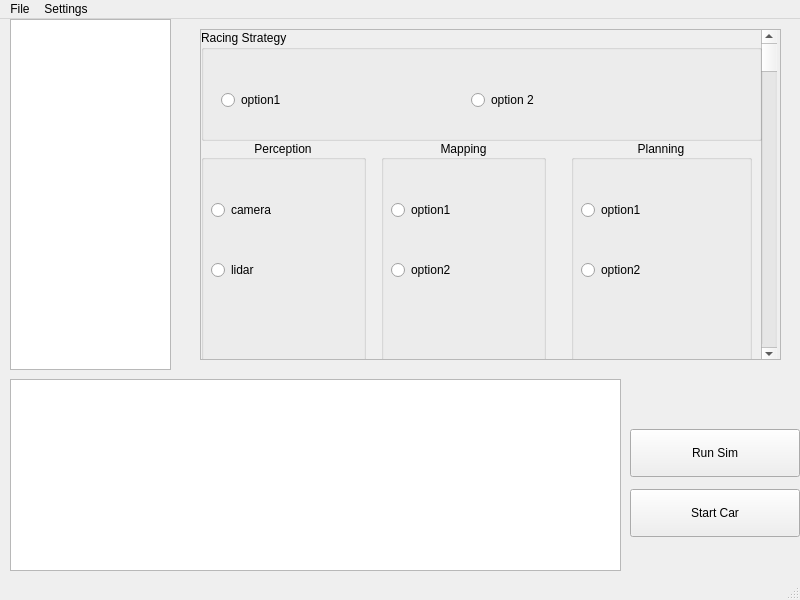
Before: the Qt Designer form CodeBase/MainWindowTest1.ui in jaw566/Capstone, drawn with Qt 5.
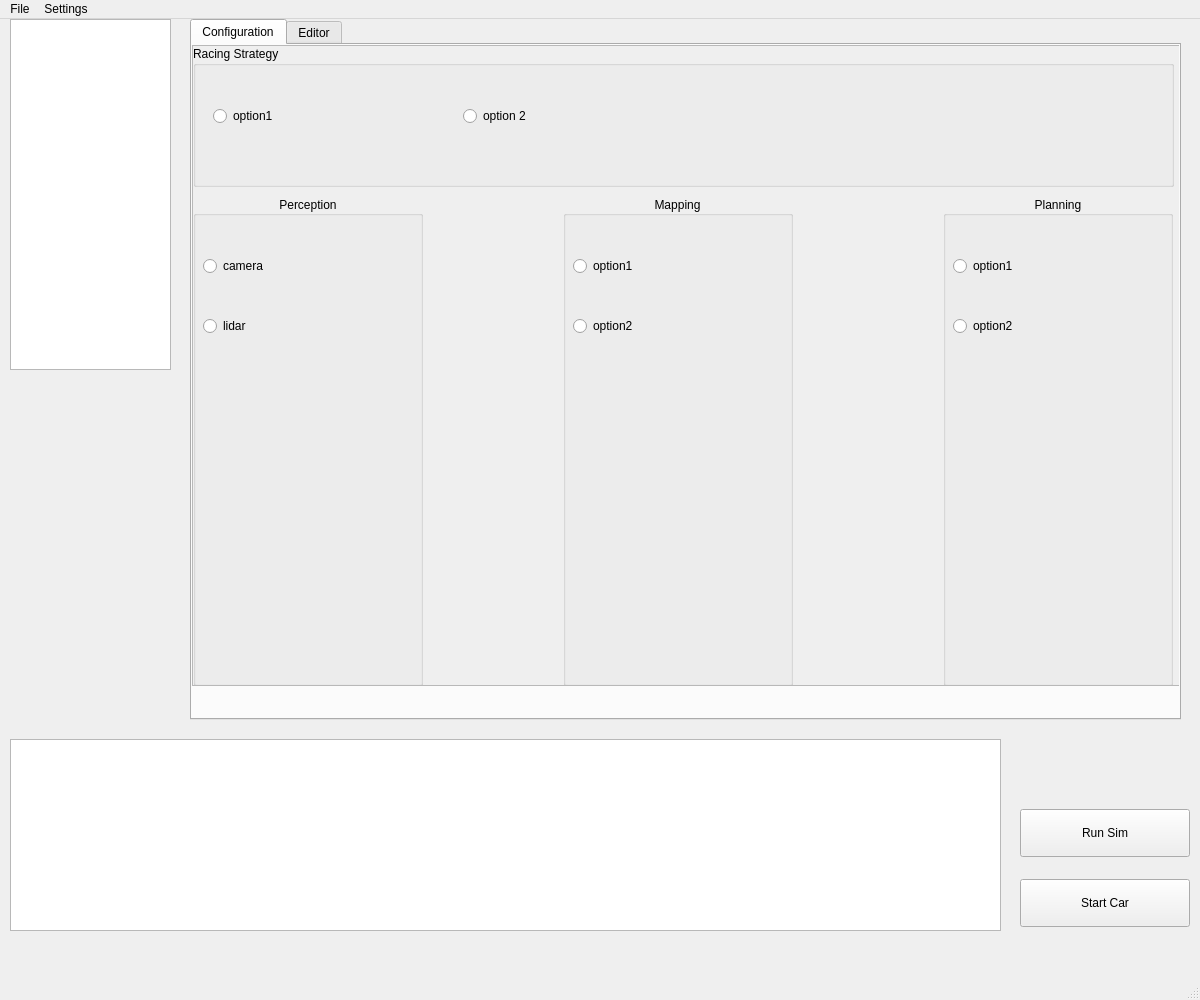
After: the same form once the commit is applied.

Commit message: We no longer use a python environments as access files outside of the environment introduced unnecessary complexities. I have cleaned up all of the test files as well as the UI files including tabs for the editor and config windows. The base.py is the foundation for protype1.

```diff
--- a/CodeBase/MainWindowTest1.ui
+++ b/CodeBase/MainWindowTest1.ui
@@ -6,8 +6,8 @@
    <rect>
     <x>0</x>
     <y>0</y>
-    <width>800</width>
-    <height>600</height>
+    <width>1200</width>
+    <height>1000</height>
    </rect>
   </property>
   <property name="windowTitle">
@@ -27,8 +27,8 @@
    <widget class="QPushButton" name="StartCarBttn">
     <property name="geometry">
      <rect>
-      <x>630</x>
-      <y>470</y>
+      <x>1020</x>
+      <y>860</y>
       <width>170</width>
       <height>48</height>
      </rect>
@@ -40,8 +40,8 @@
    <widget class="QPushButton" name="runSimBttn">
     <property name="geometry">
      <rect>
-      <x>630</x>
-      <y>410</y>
+      <x>1020</x>
+      <y>790</y>
       <width>170</width>
       <height>48</height>
      </rect>
@@ -54,19 +54,35 @@
     <property name="geometry">
      <rect>
       <x>10</x>
-      <y>360</y>
-      <width>611</width>
+      <y>720</y>
+      <width>991</width>
       <height>192</height>
      </rect>
     </property>
    </widget>
+   <widget class="QTabWidget" name="tabWidget">
+    <property name="geometry">
+     <rect>
+      <x>190</x>
+      <y>0</y>
+      <width>991</width>
+      <height>701</height>
+     </rect>
+    </property>
+    <property name="currentIndex">
+     <number>0</number>
+    </property>
+    <widget class="QWidget" name="ConfigTab">
+     <attribute name="title">
+      <string>Configuration</string>
+     </attribute>
    <widget class="QScrollArea" name="scrollArea">
     <property name="geometry">
      <rect>
-      <x>200</x>
-      <y>10</y>
-      <width>581</width>
-      <height>331</height>
+        <x>0</x>
+        <y>0</y>
+        <width>991</width>
+        <height>641</height>
      </rect>
     </property>
     <property name="widgetResizable">
@@ -77,30 +93,17 @@
       <rect>
        <x>0</x>
        <y>0</y>
-       <width>579</width>
-       <height>329</height>
-      </rect>
-     </property>
-     <widget class="QScrollBar" name="verticalScrollBar">
-      <property name="geometry">
-       <rect>
-        <x>560</x>
-        <y>0</y>
-        <width>16</width>
-        <height>331</height>
-       </rect>
-      </property>
-      <property name="orientation">
-       <enum>Qt::Vertical</enum>
-      </property>
-     </widget>
+         <width>989</width>
+         <height>639</height>
+        </rect>
+       </property>
      <widget class="QGroupBox" name="racingStrat">
       <property name="geometry">
        <rect>
         <x>0</x>
         <y>0</y>
-        <width>561</width>
-        <height>111</height>
+          <width>981</width>
+          <height>141</height>
        </rect>
       </property>
       <property name="title">
@@ -133,13 +136,55 @@
        </property>
       </widget>
      </widget>
+       <widget class="QGroupBox" name="mappingBox">
+        <property name="geometry">
+         <rect>
+          <x>370</x>
+          <y>150</y>
+          <width>230</width>
+          <height>490</height>
+         </rect>
+        </property>
+        <property name="title">
+         <string>Mapping</string>
+        </property>
+        <property name="alignment">
+         <set>Qt::AlignCenter</set>
+        </property>
+        <widget class="QRadioButton" name="radioButton_11">
+         <property name="geometry">
+          <rect>
+           <x>10</x>
+           <y>50</y>
+           <width>212</width>
+           <height>40</height>
+          </rect>
+         </property>
+         <property name="text">
+          <string>option1</string>
+         </property>
+        </widget>
+        <widget class="QRadioButton" name="radioButton_12">
+         <property name="geometry">
+          <rect>
+           <x>10</x>
+           <y>110</y>
+           <width>212</width>
+           <height>40</height>
+          </rect>
+         </property>
+         <property name="text">
+          <string>option2</string>
+         </property>
+        </widget>
+       </widget>
      <widget class="QGroupBox" name="perceptionBox">
       <property name="geometry">
        <rect>
         <x>0</x>
-        <y>110</y>
-        <width>165</width>
-        <height>221</height>
+          <y>150</y>
+          <width>230</width>
+          <height>490</height>
        </rect>
       </property>
       <property name="title">
@@ -175,55 +220,13 @@
        </property>
       </widget>
      </widget>
-     <widget class="QGroupBox" name="mappingBox">
-      <property name="geometry">
-       <rect>
-        <x>180</x>
-        <y>110</y>
-        <width>165</width>
-        <height>221</height>
-       </rect>
-      </property>
-      <property name="title">
-       <string>Mapping</string>
-      </property>
-      <property name="alignment">
-       <set>Qt::AlignCenter</set>
-      </property>
-      <widget class="QRadioButton" name="radioButton_5">
-       <property name="geometry">
-        <rect>
-         <x>10</x>
-         <y>50</y>
-         <width>212</width>
-         <height>40</height>
-        </rect>
-       </property>
-       <property name="text">
-        <string>option1</string>
-       </property>
-      </widget>
-      <widget class="QRadioButton" name="radioButton_6">
-       <property name="geometry">
-        <rect>
-         <x>10</x>
-         <y>110</y>
-         <width>212</width>
-         <height>40</height>
-        </rect>
-       </property>
-       <property name="text">
-        <string>option2</string>
-       </property>
-      </widget>
-     </widget>
      <widget class="QGroupBox" name="planningBox">
       <property name="geometry">
        <rect>
-        <x>370</x>
-        <y>110</y>
-        <width>181</width>
-        <height>221</height>
+          <x>750</x>
+          <y>150</y>
+          <width>230</width>
+          <height>490</height>
        </rect>
       </property>
       <property name="title">
@@ -257,6 +260,46 @@
        <property name="text">
         <string>option1</string>
        </property>
+        </widget>
+       </widget>
+      </widget>
+     </widget>
+    </widget>
+    <widget class="QWidget" name="EditorTab">
+     <attribute name="title">
+      <string>Editor</string>
+     </attribute>
+     <widget class="QScrollArea" name="scrollArea_2">
+      <property name="geometry">
+       <rect>
+        <x>-3</x>
+        <y>-3</y>
+        <width>991</width>
+        <height>651</height>
+       </rect>
+      </property>
+      <property name="widgetResizable">
+       <bool>true</bool>
+      </property>
+      <widget class="QWidget" name="scrollAreaWidgetContents_2">
+       <property name="geometry">
+        <rect>
+         <x>0</x>
+         <y>0</y>
+         <width>989</width>
+         <height>649</height>
+        </rect>
+       </property>
+       <widget class="QTextBrowser" name="textBrowser">
+        <property name="geometry">
+         <rect>
+          <x>0</x>
+          <y>10</y>
+          <width>991</width>
+          <height>641</height>
+         </rect>
+        </property>
+       </widget>
       </widget>
      </widget>
     </widget>
@@ -267,7 +310,7 @@
     <rect>
      <x>0</x>
      <y>0</y>
-     <width>800</width>
+     <width>1200</width>
      <height>39</height>
     </rect>
    </property>
```
Left out of the diff: 14 changed lines with no effect on the pictures. Lines whose indentation alone changed are shown as unchanged. The commit also changes 11 other files.
